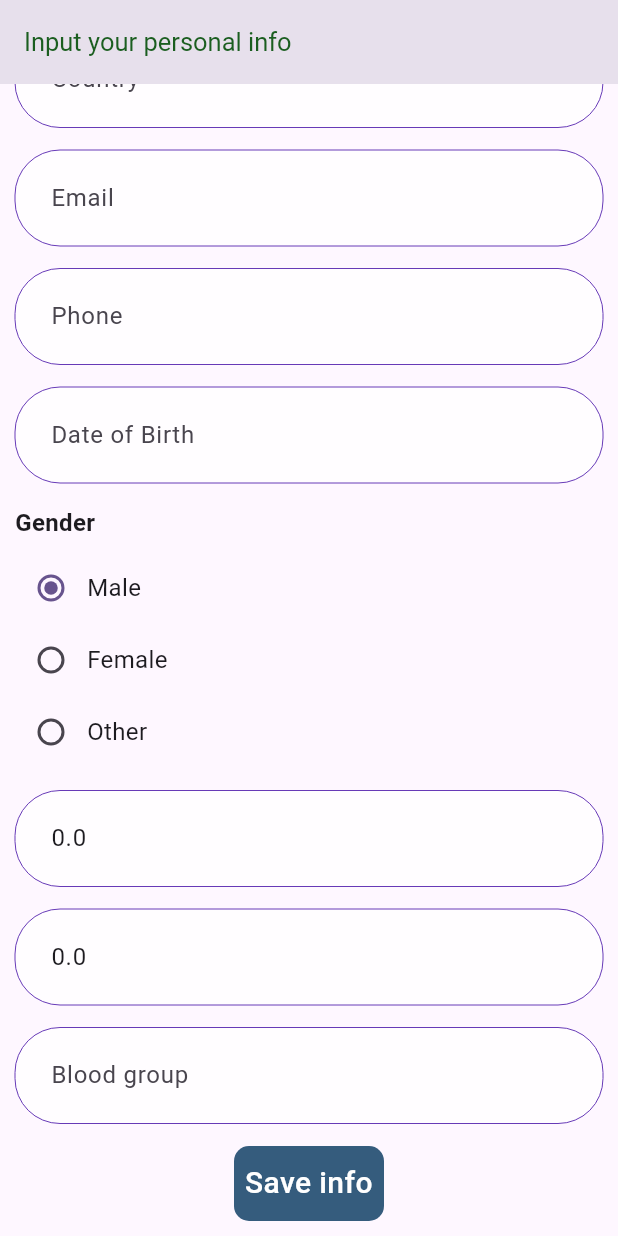
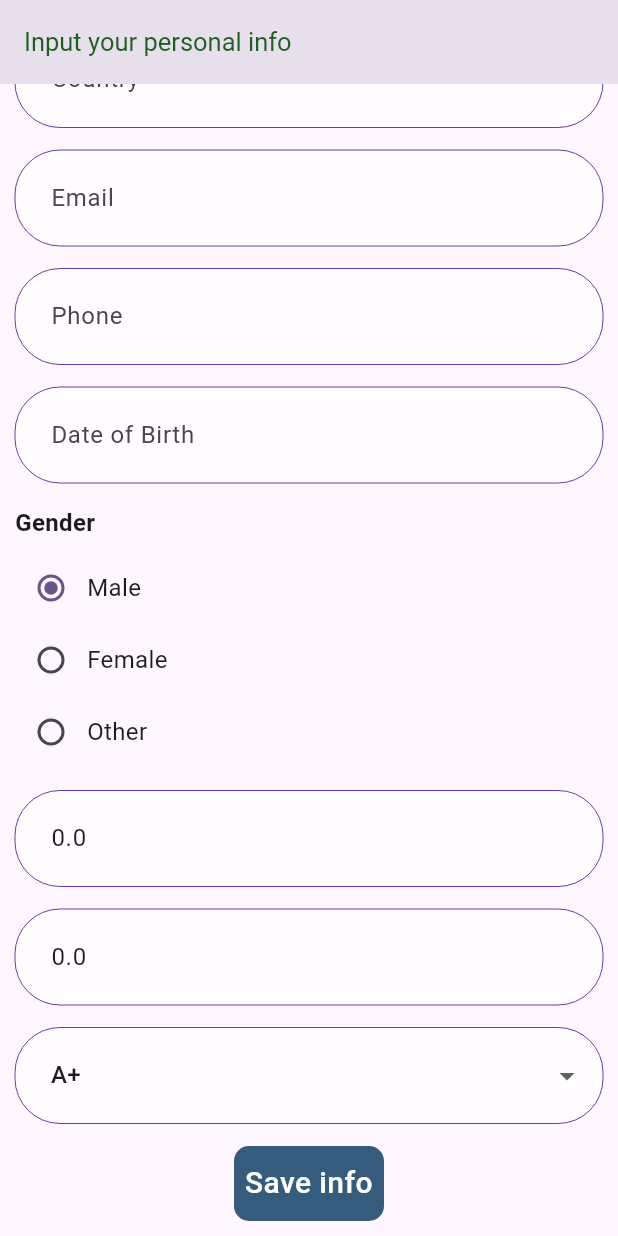
Before and after one commit to CodeWithIsmail/Personal-Health-Tracker, a Flutter app: the ProfileInput screen opened directly with empty values, scrolled down 460 dp, on a phone screen of 412 x 824 dp. Run offline on Flutter 3.47's test engine with Material 3 defaults, Android fonts, the phone set to English and light mode, and no system bars; our stand-ins replace cloud_firestore, firebase_auth, firebase_core, flutter_markdown, flutter_spinkit, fluttertoast and 7 more; missing offline and left inert: mobile_scanner; accounts and stored records are empty.

Commit message:
Updated Blood Selection field

```diff
--- a/lib/screens/InputProfileInfoScreen.dart
+++ b/lib/screens/InputProfileInfoScreen.dart
@@ -21,6 +21,9 @@
   int selectedGenderIndex = 0;
 
   final List<String> genderOptions = ['Male', 'Female', 'Other'];
+  final List<String> bloodGroupOptions = ['A+', 'A-', 'B+', 'B-', 'AB+', 'AB-', 'O+', 'O-',];
+
+  String selectedBloodGroup = '';
 
   @override
   void initState() {
@@ -42,6 +45,14 @@
 
     if (genderOptions.contains(widget.profileInfo.gender)) {
       selectedGenderIndex = genderOptions.indexOf(widget.profileInfo.gender);
+    }
+
+    if (bloodGroupOptions.isNotEmpty && bloodGroupOptions.contains(widget.profileInfo.bg)) {
+      selectedBloodGroup = widget.profileInfo.bg;
+    }
+    else {
+      // Set to default if not found in the list
+      selectedBloodGroup = bloodGroupOptions.first;
     }
   }
 
@@ -89,7 +100,8 @@
         timestamp!,
         genderOptions[selectedGenderIndex],
         // editingControllers[7].text,
-        editingControllers[10].text,
+        selectedBloodGroup,
+        //editingControllers[10].text,
         double.tryParse(editingControllers[8].text) ?? 0.0,
         double.tryParse(editingControllers[9].text) ?? 0.0);
 
@@ -267,8 +279,45 @@
                 SizedBox(
                   height: 15,
                 ),
-                CustomTextField("Blood group", false, editingControllers[10],
-                    TextInputType.text),
+                DropdownButtonFormField<String>(
+                  value: selectedBloodGroup,
+                  decoration: InputDecoration(
+                    contentPadding:
+                    EdgeInsets.symmetric(horizontal: 20, vertical: 20),
+                    filled: true,
+                    fillColor: Colors.white.withOpacity(0.8),
+                    border: OutlineInputBorder(
+                      borderRadius: BorderRadius.circular(30),
+                      borderSide: BorderSide.none,
+                    ),
+                    enabledBorder: OutlineInputBorder(
+                      borderRadius: BorderRadius.circular(30),
+                      borderSide:
+                      BorderSide(color: Colors.deepPurple, width: 0),
+                    ),
+                    focusedBorder: OutlineInputBorder(
+                      borderRadius: BorderRadius.circular(30),
+                      borderSide:
+                      BorderSide(color: Colors.purpleAccent, width: 1),
+                    ),
+                  ),
+                  onChanged: (String? newValue) {
+                    setState(() {
+                      selectedBloodGroup = newValue!;
+                      editingControllers[10].text = selectedBloodGroup;
+                    });
+                  },
+                  items: bloodGroupOptions.map<DropdownMenuItem<String>>(
+                        (String value) {
+                      return DropdownMenuItem<String>(
+                        value: value,
+                        child: Text(value),
+                      );
+                    },
+                  ).toList(),
+                ),
+                // CustomTextField("Blood group", false, editingControllers[10],
+                //     TextInputType.text),
                 SizedBox(
                   height: 15,
                 ),
```
